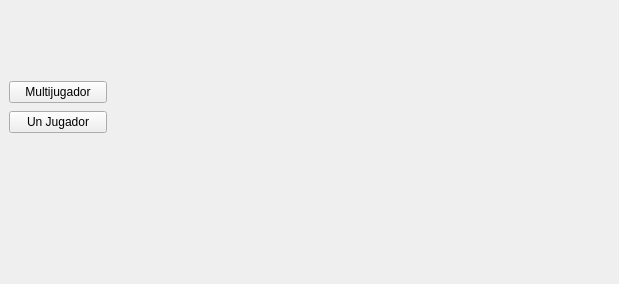
Qt form widget.ui (serendipity-com/Mario) before a commit.
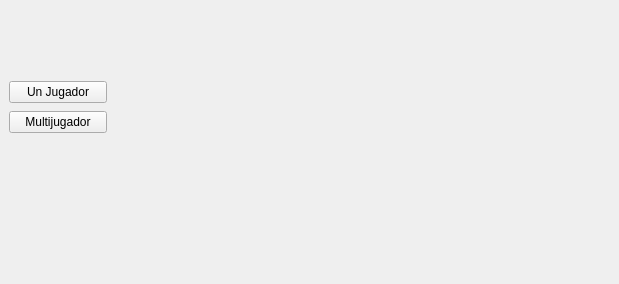
The same form after that commit.

What changed in the file:
```diff
--- a/widget.ui
+++ b/widget.ui
@@ -13,7 +13,7 @@
   <property name="windowTitle">
    <string>Widget</string>
   </property>
-  <widget class="QWidget" name="">
+  <widget class="QWidget" name="layoutWidget">
    <property name="geometry">
     <rect>
      <x>9</x>
@@ -24,16 +24,16 @@
    </property>
    <layout class="QVBoxLayout" name="verticalLayout">
     <item>
-     <widget class="QPushButton" name="Multijugador">
+     <widget class="QPushButton" name="UnJugador">
       <property name="text">
-       <string>Multijugador</string>
+       <string>Un Jugador</string>
       </property>
      </widget>
     </item>
     <item>
-     <widget class="QPushButton" name="UnJugador">
+     <widget class="QPushButton" name="Multijugador">
       <property name="text">
-       <string>Un Jugador</string>
+       <string>Multijugador</string>
       </property>
      </widget>
     </item>
```
